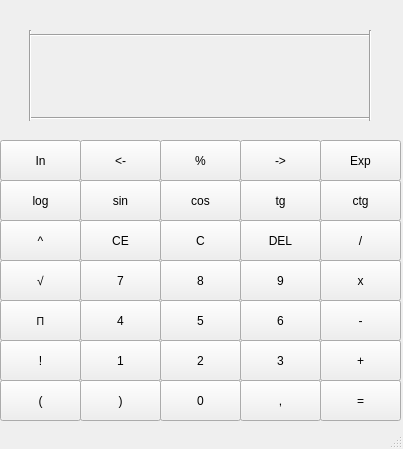
First picture: the form in calculate.ui, repository kamilchulakov/my_calculator, before the edit.
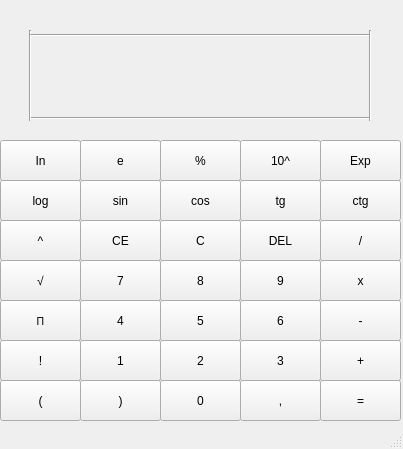
Second picture: the form after the edit.

Commit message: Временно убраны скобки, базовые функции без багов

The edit to the form file:
```diff
--- a/calculate.ui
+++ b/calculate.ui
@@ -580,7 +580,7 @@
      </rect>
     </property>
     <property name="text">
-     <string>-&gt;</string>
+     <string>10^</string>
     </property>
    </widget>
    <widget class="QPushButton" name="pushButton_4">
@@ -593,7 +593,7 @@
      </rect>
     </property>
     <property name="text">
-     <string>&lt;-</string>
+     <string>e</string>
     </property>
    </widget>
    <widget class="QPushButton" name="pushButton_5">
```
The commit also changes 1 other file.
